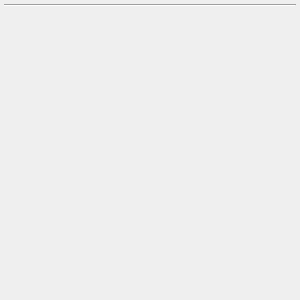
This is src/property/widgets/paintframe.ui in Gris87/ObjectController as Qt 5 draws it before an edit. The edited form follows.
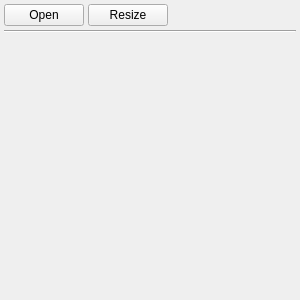
This is the edited form.

Commit message: Drawing, Open, Resize

Diff of the .ui file:
```diff
--- a/src/property/widgets/paintframe.ui
+++ b/src/property/widgets/paintframe.ui
@@ -17,6 +17,37 @@
    <property name="margin">
     <number>4</number>
    </property>
+   <item>
+    <layout class="QHBoxLayout" name="horizontalLayout_2">
+     <item>
+      <widget class="QPushButton" name="openButton">
+       <property name="text">
+        <string>Open</string>
+       </property>
+      </widget>
+     </item>
+     <item>
+      <widget class="QPushButton" name="resizeButton">
+       <property name="text">
+        <string>Resize</string>
+       </property>
+      </widget>
+     </item>
+     <item>
+      <spacer name="horizontalSpacer_2">
+       <property name="orientation">
+        <enum>Qt::Horizontal</enum>
+       </property>
+       <property name="sizeHint" stdset="0">
+        <size>
+         <width>40</width>
+         <height>20</height>
+        </size>
+       </property>
+      </spacer>
+     </item>
+    </layout>
+   </item>
    <item>
     <widget class="Line" name="line">
      <property name="orientation">
```
The commit also changes 9 other files.
